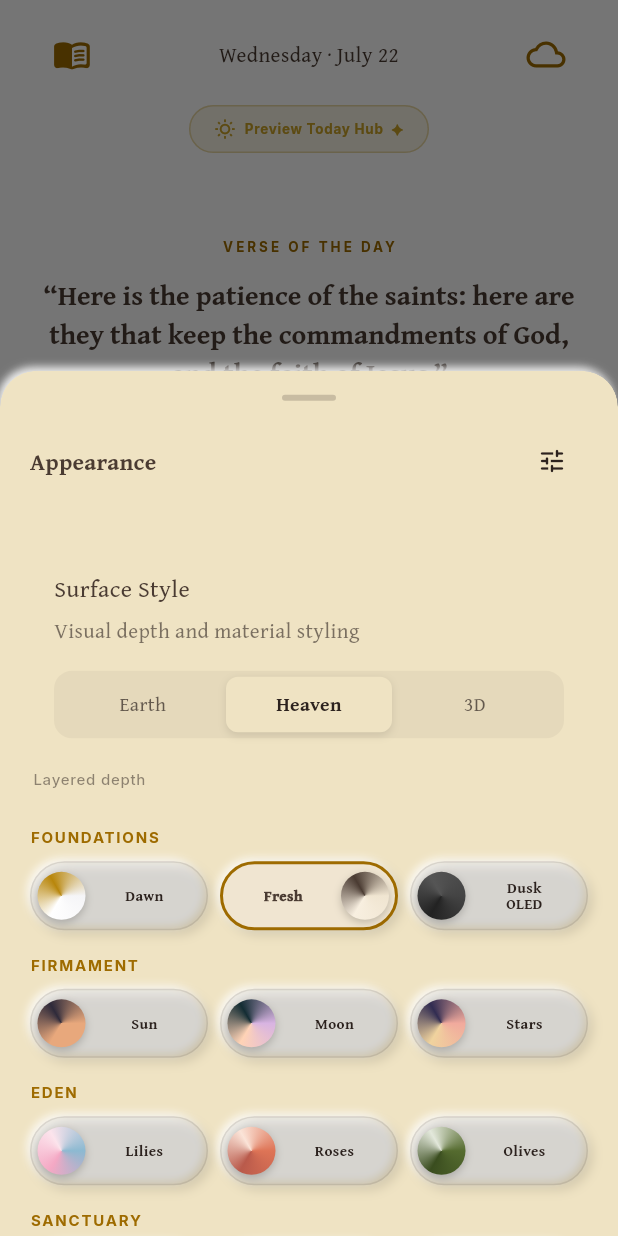
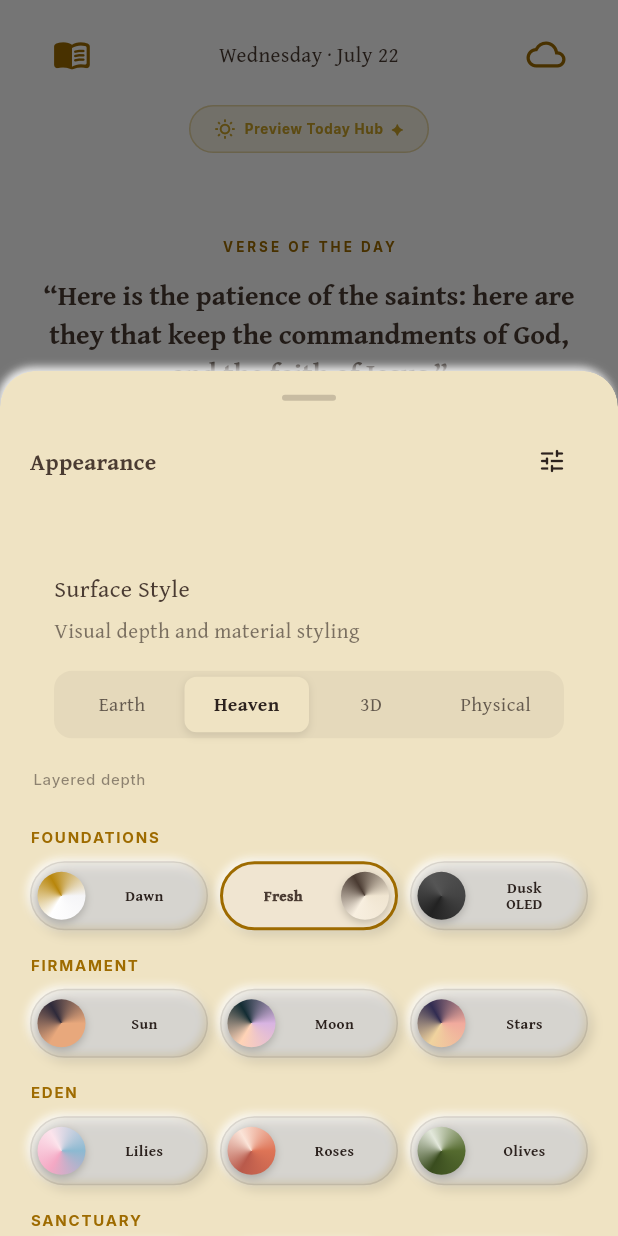
Before and after one commit to wakilibaraka/BlessedBibleApp, a Flutter app: the HomeScreen screen opened directly, after a tap on the "cloud" icon, on a phone screen of 412 x 824 dp. Run offline on Flutter 3.47's test engine with Material 3 defaults, Android fonts, the phone set to English and light mode, and no system bars; our stand-ins replace confetti, flutter_local_notifications, flutter_riverpod, package_info_plus, scrollable_positioned_list, share_plus and 4 more; accounts and stored records are empty.

Commit message:
feat: implement skeuomorphic surface style option
Co-authored-by: wakilibaraka <38845049+wakilibaraka@users.noreply.github.com>

```diff
--- a/lib/state/surface_style_provider.dart
+++ b/lib/state/surface_style_provider.dart
@@ -2,9 +2,9 @@ import 'package:flutter_riverpod/flutter_riverpod.dart';
 import 'package:shared_preferences/shared_preferences.dart';
 import 'theme_provider.dart';
 
-enum EarthHeavenStyle { earth, heaven, threeD }
+enum EarthHeavenStyle { earth, heaven, threeD, skeuomorphic }
 
-enum SurfaceStyle { flat, frosted, threeDimensional, depth3D }
+enum SurfaceStyle { flat, frosted, threeDimensional, depth3D, skeuomorphic }
 
 const Map<AppThemeMode, SurfaceStyle> _kEarthSurfaceMap = {
   AppThemeMode.dawn: SurfaceStyle.flat,
@@ -65,6 +65,9 @@ final surfaceStyleProvider = Provider<SurfaceStyle>((ref) {
   if (eh == EarthHeavenStyle.threeD) {
     return SurfaceStyle.depth3D;
   }
+  if (eh == EarthHeavenStyle.skeuomorphic) {
+    return SurfaceStyle.skeuomorphic;
+  }
   final theme = ref.watch(themeProvider);
   return resolveEarthSurface(theme);
 });
--- a/lib/ui/screens/reading_plan_browser.dart
+++ b/lib/ui/screens/reading_plan_browser.dart
@@ -2162,7 +2162,7 @@ class _AdaptivePlanCalendar extends ConsumerWidget {
   @override
   Widget build(BuildContext context, WidgetRef ref) {
     final surfaceStyle = ref.watch(surfaceStyleProvider);
-    final is3D = surfaceStyle == SurfaceStyle.threeDimensional || surfaceStyle == SurfaceStyle.depth3D;
+    final is3D = surfaceStyle == SurfaceStyle.threeDimensional || surfaceStyle == SurfaceStyle.depth3D || surfaceStyle == SurfaceStyle.skeuomorphic;
 
     final totalDays = planState.planData.length;
 
--- a/lib/ui/screens/study_screen.dart
+++ b/lib/ui/screens/study_screen.dart
@@ -254,7 +254,7 @@ class _StudyScreenState extends ConsumerState<StudyScreen> {
                   ],
                 ),
                 itemCount: layoutConfig.length,
-                onReorderItem: (int oldIndex, int newIndex) {
+                onReorder: (int oldIndex, int newIndex) {
                   ref
                       .read(studyLayoutProvider.notifier)
                       .reorder(oldIndex, newIndex);
--- a/lib/ui/sheets/theme_picker_sheet.dart
+++ b/lib/ui/sheets/theme_picker_sheet.dart
@@ -166,6 +166,8 @@ class _ThemePickerSheetState extends ConsumerState<ThemePickerSheet> {
                                               'Heaven'),
                                           MapEntry(EarthHeavenStyle.threeD,
                                               '3D'),
+                                          MapEntry(EarthHeavenStyle.skeuomorphic,
+                                              'Physical'),
                                         ],
                                         onChanged: (val) {
                                           HapticFeedback.selectionClick();
@@ -180,6 +182,9 @@ class _ThemePickerSheetState extends ConsumerState<ThemePickerSheet> {
                                             top: 4.0, left: 2.0),
                                         child: Text(
                                           surfaceStyle ==
+                                                  EarthHeavenStyle.skeuomorphic
+                                              ? 'Realistic physical materials'
+                                              : surfaceStyle ==
                                                   EarthHeavenStyle.threeD
                                               ? 'Modern 3D depth'
                                               : surfaceStyle ==
--- a/lib/ui/widgets/animated_background.dart
+++ b/lib/ui/widgets/animated_background.dart
@@ -56,7 +56,8 @@ class _AnimatedBackgroundState extends ConsumerState<AnimatedBackground>
     final isFull =
         readSettings.readingViewMode == ReadingViewMode.full;
     final disableGlow = (surfaceStyle != SurfaceStyle.threeDimensional &&
-            surfaceStyle != SurfaceStyle.depth3D) ||
+            surfaceStyle != SurfaceStyle.depth3D &&
+            surfaceStyle != SurfaceStyle.skeuomorphic) ||
         (isReadTab && isFull) ||
         !readSettings.isGlowEnabled;
 
--- a/lib/ui/widgets/textured_glass_container.dart
+++ b/lib/ui/widgets/textured_glass_container.dart
@@ -91,9 +91,10 @@ class _TexturedGlassContainerState extends ConsumerState<TexturedGlassContainer>
     final appThemeResolved = appTheme.resolve(context);
     final surfaceStyle = ref.watch(surfaceStyleProvider);
     final isDepth3D = surfaceStyle == SurfaceStyle.depth3D;
+    final isSkeuomorphic = surfaceStyle == SurfaceStyle.skeuomorphic;
 
     BorderRadius radius;
-    if (isDepth3D) {
+    if (isDepth3D || isSkeuomorphic) {
       if (widget.borderRadius != null && widget.borderRadius!.topLeft.x < 28) {
         radius = BorderRadius.circular(28);
       } else {
@@ -111,7 +112,18 @@ class _TexturedGlassContainerState extends ConsumerState<TexturedGlassContainer>
     Color fillColor;
     bool isDarkPanel = false;
 
-    if (useBlur) {
+    if (isSkeuomorphic) {
+      final baseColor = tokens.readingSurface;
+      final isDark = baseColor.computeLuminance() < 0.4;
+      isDarkPanel = isDark;
+      if (widget.isActive) {
+        fillColor = isDark
+            ? baseColor.withValues(alpha: 0.8)
+            : baseColor.withValues(alpha: 0.9);
+      } else {
+        fillColor = baseColor;
+      }
+    } else if (useBlur) {
       switch (appThemeResolved) {
         case AppThemeMode.sepia:
           fillColor =
@@ -343,6 +355,13 @@ class _TexturedGlassContainerState extends ConsumerState<TexturedGlassContainer>
         borderRadius: radius,
         border: useBlur
             ? null
+            : isSkeuomorphic
+                ? Border.all(
+                    width: 1.0,
+                    color: isDarkBg
+                            ? Colors.white.withValues(alpha: 0.08)
+                            : Colors.black.withValues(alpha: 0.15),
+                  )
                 : isDepth3D
                 ? Border.all(
                     width: 1.0,
@@ -361,7 +380,16 @@ class _TexturedGlassContainerState extends ConsumerState<TexturedGlassContainer>
       child: finalChild,
     );
 
-    if (useBlur) {
+    if (isSkeuomorphic) {
+      content = CustomPaint(
+        foregroundPainter: _SkeuomorphicPainter(
+          borderRadius: radius,
+          isDark: isDarkPanel,
+          baseColor: fillColor,
+        ),
+        child: content,
+      );
+    } else if (useBlur) {
       content = CustomPaint(
         foregroundPainter: _RimAndNoisePainter(
           borderRadius: radius,
@@ -385,13 +413,15 @@ class _TexturedGlassContainerState extends ConsumerState<TexturedGlassContainer>
         borderRadius: radius,
         clipBehavior: Clip.antiAlias,
         child: RepaintBoundary(
-          child: BackdropFilter(
+          child: (useBlur || is3D || isDepth3D)
+              ? BackdropFilter(
                   filter: ImageFilter.blur(
                     sigmaX: useBlur ? widget.sigmaX : 0.001,
                     sigmaY: useBlur ? widget.sigmaY : 0.001,
                   ),
                   child: content,
-          ),
+                )
+              : content,
         ),
       ),
     );
@@ -503,3 +533,74 @@ class _RimAndNoisePainter extends CustomPainter {
   bool shouldRepaint(covariant _RimAndNoisePainter old) =>
       old.rimAlpha != rimAlpha || old.isDark != isDark;
 }
+
+class _SkeuomorphicPainter extends CustomPainter {
+  final BorderRadius borderRadius;
+  final bool isDark;
+  final Color baseColor;
+
+  _SkeuomorphicPainter({
+    required this.borderRadius,
+    required this.isDark,
+    required this.baseColor,
+  });
+
+  @override
+  void paint(Canvas canvas, Size size) {
+    final rrect = borderRadius.toRRect(Offset.zero & size);
+    canvas.save();
+    canvas.clipRRect(rrect);
+
+    final random = math.Random(12345);
+    final count = (size.width * size.height * 0.08).toInt().clamp(0, 15000);
+
+    // Draw fine noise for leather/paper grain texture
+    final darkPoints = <Offset>[];
+    final lightPoints = <Offset>[];
+    for (int i = 0; i < count; i++) {
+      final x = random.nextDouble() * size.width;
+      final y = random.nextDouble() * size.height;
+      if (random.nextBool()) {
+        darkPoints.add(Offset(x, y));
+      } else {
+        lightPoints.add(Offset(x, y));
+      }
+    }
+
+    final noiseAlphaDark = isDark ? 0.08 : 0.04;
+    final noiseAlphaLight = isDark ? 0.04 : 0.15;
+
+    canvas.drawPoints(
+        PointMode.points,
+        darkPoints,
+        Paint()
+          ..color = Colors.black.withValues(alpha: noiseAlphaDark)
+          ..strokeWidth = 1.2);
+    canvas.drawPoints(
+        PointMode.points,
+        lightPoints,
+        Paint()
+          ..color = Colors.white.withValues(alpha: noiseAlphaLight)
+          ..strokeWidth = 1.2);
+
+    // Subtle ambient lighting gradient over the surface
+    final gradientPaint = Paint()
+      ..shader = LinearGradient(
+        begin: Alignment.topLeft,
+        end: Alignment.bottomRight,
+        colors: [
+          Colors.white.withValues(alpha: isDark ? 0.10 : 0.35),
+          Colors.transparent,
+          Colors.black.withValues(alpha: isDark ? 0.40 : 0.05),
+        ],
+        stops: const [0.0, 0.4, 1.0],
+      ).createShader(Rect.fromLTWH(0, 0, size.width, size.height));
+    canvas.drawRRect(rrect, gradientPaint);
+
+    canvas.restore();
+  }
+
+  @override
+  bool shouldRepaint(covariant _SkeuomorphicPainter old) =>
+      old.isDark != isDark || old.baseColor != baseColor;
+}
```
Also changed, not shown: pubspec.lock, 7 other files. Lines whose indentation alone changed are shown as unchanged.
